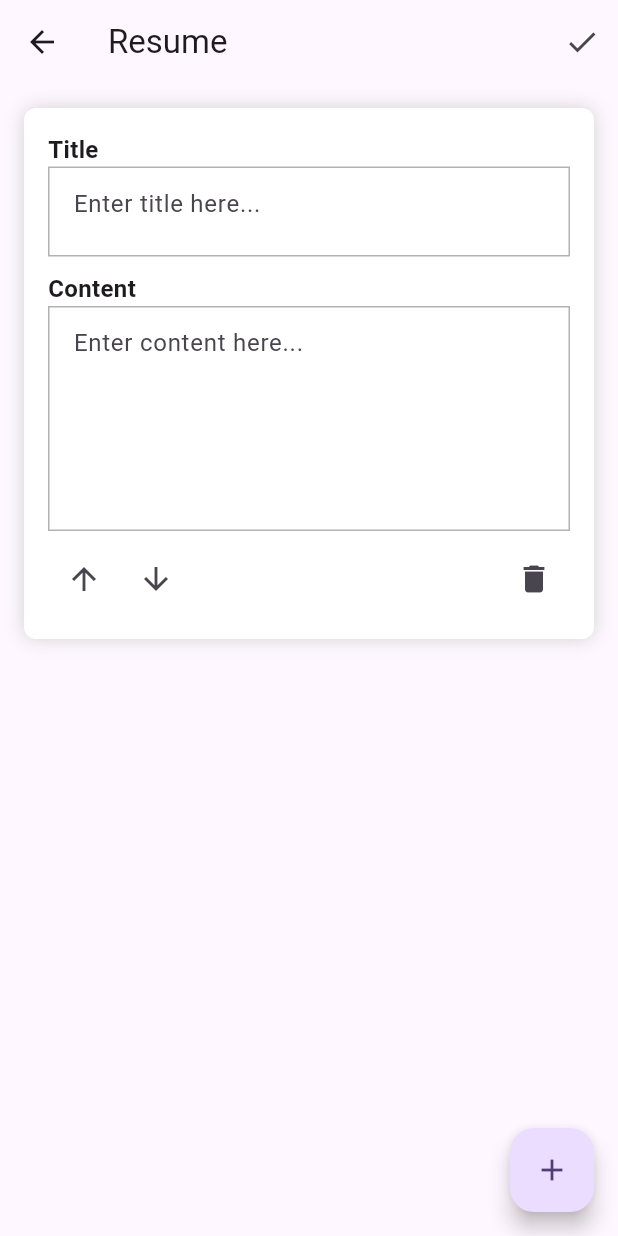
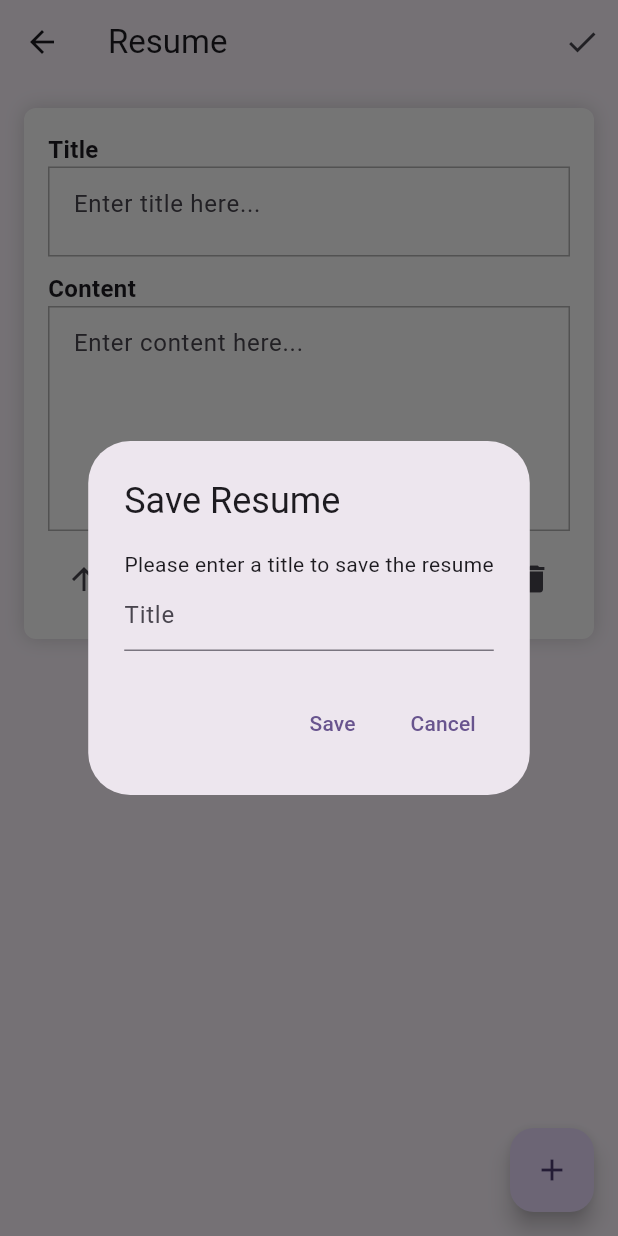
Before and after one commit to Sanjayvkp/resume_builder_app, a Flutter app: the AddResumePage screen opened directly, after a tap on the "done" icon, on a phone screen of 412 x 824 dp. Run offline on Flutter 3.47's test engine with Material 3 defaults, Android fonts, the phone set to English and light mode, and no system bars; our stand-ins replace flutter_hooks, freezed_annotation, hooks_riverpod, riverpod_annotation; generated files the repository leaves out were written again.

Commit message:
Added: Input field for title of the resume

```diff
--- a/lib/view/pages/add_resume_page.dart
+++ b/lib/view/pages/add_resume_page.dart
@@ -49,7 +49,7 @@ class AddResumePage extends HookConsumerWidget {
     );
 
     /// Save the resume
-    void saveResume() {
+    void saveResume(String title) {
       final sections = [
         for (final sectionsData in sectionsList.value)
           ResumeSection(
@@ -59,8 +59,48 @@ class AddResumePage extends HookConsumerWidget {
       ];
 
       ref.read(resumeProvider.notifier).addResume(
-            ResumeModel(sections: sections, name: 'SAMPLE'),
+            ResumeModel(sections: sections, name: title),
           );
+
+      Navigator.popUntil(context, (route) => route.isFirst);
+    }
+
+    /// Show the alert to input the title for the resume
+    void showAlertDialog() {
+      final titleController = TextEditingController();
+
+      showDialog(
+        context: context,
+        builder: (context) => AlertDialog(
+          title: const Text('Save Resume'),
+          content: Column(
+            mainAxisSize: MainAxisSize.min,
+            children: [
+              const Text('Please enter a title to save the resume'),
+              TextField(
+                decoration: const InputDecoration(hintText: 'Title'),
+                controller: titleController,
+              )
+            ],
+          ),
+          actions: [
+            TextButton(
+              onPressed: () {
+                final title = titleController.text;
+                saveResume(title);
+              },
+              child: const Text('Save'),
+            ),
+            TextButton(
+              onPressed: () {
+                titleController.dispose();
+                Navigator.pop(context);
+              },
+              child: const Text('Cancel'),
+            )
+          ],
+        ),
+      );
     }
 
     /// Add a new section to the resume
@@ -113,7 +153,7 @@ class AddResumePage extends HookConsumerWidget {
         title: const Text('Resume'),
         actions: [
           IconButton(
-            onPressed: () => saveResume(),
+            onPressed: () => showAlertDialog(),
             icon: const Icon(
               Icons.done,
             ),
```
